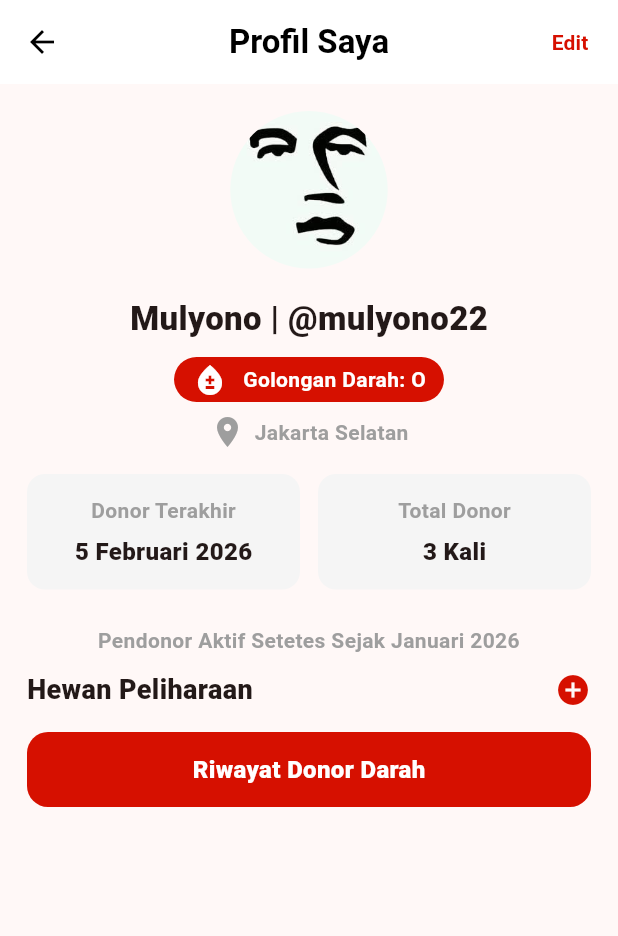
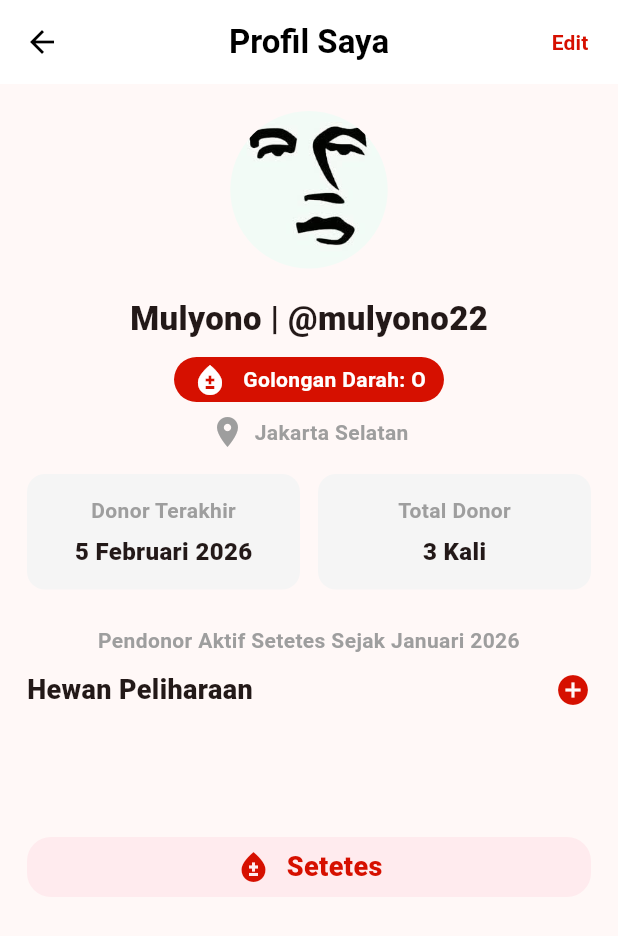
Before and after one commit to ErikKlaus/training_flutter, a Flutter app: the screen it shows after launch, on a phone screen of 412 x 824 dp. Shown: the top 936 px of the screen. Run offline on Flutter 3.47's test engine with Material 3 defaults, Android fonts, the phone set to English and light mode, and no system bars.

Commit message:
Revisi logika baris 6

```diff
--- a/lib/tugas_2/tugas2.dart
+++ b/lib/tugas_2/tugas2.dart
@@ -192,7 +192,7 @@ class Tugas2 extends StatelessWidget {
             ),
             const SizedBox(height: 24),
 
-            //6 deskripsi naratif (baris 6)
+            //6 deskripsi naratif (baris 5)
             Padding(
               padding: const EdgeInsets.symmetric(horizontal: 18),
               child: Text(
@@ -226,28 +226,32 @@ class Tugas2 extends StatelessWidget {
                 ],
               ),
             ),
-            const SizedBox(height: 15),
+            const SizedBox(height: 85),
 
             //7. visual branding (baris 6)
             Padding(
               padding: const EdgeInsets.symmetric(horizontal: 18),
               child: Container(
                 width: double.infinity,
-                height: 50,
+                height: 40,
                 decoration: BoxDecoration(
-                  color: const Color(0xffd61000),
-                  borderRadius: BorderRadius.circular(14),
+                  color: Colors.red.shade50,
+                  borderRadius: BorderRadius.circular(16),
                 ),
-
-                child: const Center(
-                  child: Text(
-                    "Riwayat Donor Darah",
-                    style: TextStyle(
-                      color: Colors.white,
-                      fontWeight: FontWeight.w800,
-                      fontSize: 16,
+                child: Row(
+                  mainAxisAlignment: MainAxisAlignment.center,
+                  children: const [
+                    Icon(Icons.bloodtype, color: Color(0xffd61000)),
+                    SizedBox(width: 10),
+                    Text(
+                      "Setetes",
+                      style: TextStyle(
+                        color: Color(0xffd61000),
+                        fontWeight: FontWeight.w900,
+                        fontSize: 18,
+                      ),
                     ),
-                  ),
+                  ],
                 ),
               ),
             ),
```
